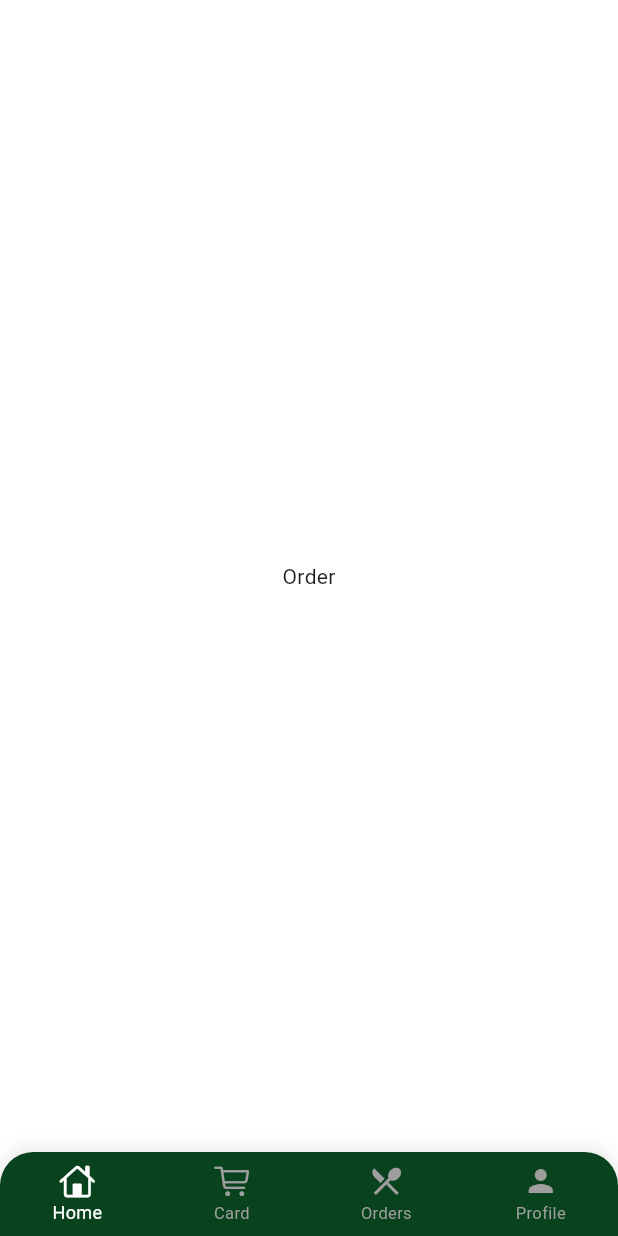
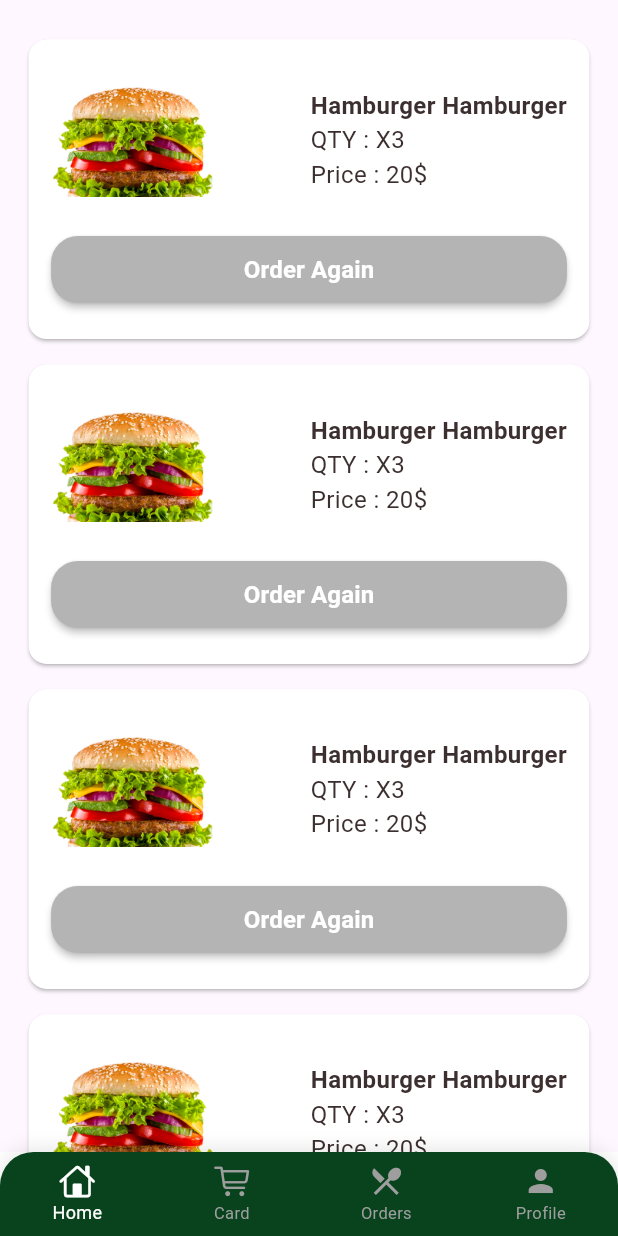
Before and after one commit to med-khelifi/hungry, a Flutter app: the screen it shows after launch, swiped to page 3, on a phone screen of 412 x 824 dp. Run offline on Flutter 3.47's test engine with Material 3 defaults, Android fonts, the phone set to English and light mode, and no system bars; our stand-ins replace flutter_screenutil, flutter_svg, gap.

Commit message:
design order history

```diff
--- a/lib/core/constants/app_colors.dart
+++ b/lib/core/constants/app_colors.dart
@@ -6,4 +6,5 @@ class AppColors {
   static Color redColor = Color(0xffff0000);
   static Color secondColor = Color(0xff3C2F2F);
   static Color sliderInactive = Color(0xffddd8d2);
+  static Color greyColor = Color(0xffb4b4b4);
 }
--- a/lib/features/home/views/home_view.dart
+++ b/lib/features/home/views/home_view.dart
@@ -63,7 +63,7 @@ class _HomeViewState extends State<HomeView> {
                   ),
                 ),
               ),
-              SliverGap(10.h),
+              SliverGap(15.h),
               SliverPadding(
                 padding: EdgeInsets.symmetric(horizontal: 15.w),
                 sliver: SliverGrid(
--- a/lib/features/home/widgets/search_box_header.dart
+++ b/lib/features/home/widgets/search_box_header.dart
@@ -9,7 +9,7 @@ class SearchBoxHeader extends StatelessWidget {
   @override
   Widget build(BuildContext context) {
     return Material(
-      elevation: 5,
+      elevation: 5.h,
       borderRadius: BorderRadius.circular(20.r),
       child: TextField(
         decoration: InputDecoration(
--- a/lib/features/orderHistory/views/order_history_view.dart
+++ b/lib/features/orderHistory/views/order_history_view.dart
@@ -1,10 +1,22 @@
 import 'package:flutter/material.dart';
+import 'package:flutter_screenutil/flutter_screenutil.dart';
+import 'package:gap/gap.dart';
+import 'package:hungry/features/orderHistory/widgets/item_history_card.dart';
 
 class OrderHistoryView extends StatelessWidget {
   const OrderHistoryView({super.key});
 
   @override
   Widget build(BuildContext context) {
-    return const Center(child: Text("Order"));
+    return Scaffold(
+      body: SafeArea(
+        child: ListView.separated(
+          padding: EdgeInsets.symmetric(horizontal: 15.w, vertical: 25.h),
+          itemBuilder: (context, index) => ItemHistoryCard(),
+          separatorBuilder: (context, index) => Gap(10.h),
+          itemCount: 10,
+        ),
+      ),
+    );
   }
 }
--- /dev/null
+++ b/lib/features/orderHistory/widgets/item_history_card.dart
@@ -0,0 +1,62 @@
+import 'package:flutter/material.dart';
+import 'package:flutter_screenutil/flutter_screenutil.dart';
+import 'package:gap/gap.dart';
+import 'package:hungry/core/constants/app_assets.dart';
+import 'package:hungry/core/constants/app_colors.dart';
+import 'package:hungry/shared/custom_button.dart';
+import 'package:hungry/shared/custom_text.dart';
+
+class ItemHistoryCard extends StatelessWidget {
+  const ItemHistoryCard({super.key});
+
+  @override
+  Widget build(BuildContext context) {
+    return Card(
+      color: AppColors.whiteColor,
+      child: Padding(
+        padding: EdgeInsets.symmetric(horizontal: 15.w, vertical: 25.h),
+        child: Column(
+          children: [
+            Row(
+              mainAxisAlignment: MainAxisAlignment.spaceBetween,
+              children: [
+                Image.asset(AppAssets.splash, width: 110.w, height: 100.h),
+                Column(
+                  crossAxisAlignment: CrossAxisAlignment.start,
+                  children: [
+                    CustomText(
+                      text: "Hamburger Hamburger",
+                      color: AppColors.secondColor,
+                      fontSize: 16.sp,
+                      fontWeight: FontWeight.w600,
+                    ),
+                    CustomText(
+                      text: "QTY : X3",
+                      color: AppColors.secondColor,
+                      fontSize: 16.sp,
+                      fontWeight: FontWeight.w400,
+                    ),
+                    CustomText(
+                      text: "Price : 20\$",
+                      color: AppColors.secondColor,
+                      fontSize: 16.sp,
+                      fontWeight: FontWeight.w400,
+                    ),
+                  ],
+                ),
+              ],
+            ),
+            Gap(20.h),
+            CustomButton(
+              text: "Order Again",
+              height: 50.h,
+              width: double.infinity,
+              onPressed: () {},
+              color: AppColors.greyColor,
+            ),
+          ],
+        ),
+      ),
+    );
+  }
+}
--- a/lib/shared/custom_button.dart
+++ b/lib/shared/custom_button.dart
@@ -12,6 +12,7 @@ class CustomButton extends StatelessWidget {
   final double? fontSize;
   final FontWeight? fontWeight;
   final Color? color;
+  final Color? textColor;
 
   const CustomButton({
     super.key,
@@ -22,6 +23,7 @@ class CustomButton extends StatelessWidget {
     this.fontSize,
     this.fontWeight,
     this.color,
+    this.textColor,
     this.borderRadius,
   });
 
@@ -29,7 +31,7 @@ class CustomButton extends StatelessWidget {
   Widget build(BuildContext context) {
     return MaterialButton(
       height: height ?? 70.h,
-      color: AppColors.primaryColor,
+      color: color ?? AppColors.primaryColor,
       minWidth: width ?? 200.w,
       onPressed: onPressed,
       shape: RoundedRectangleBorder(
@@ -39,7 +41,7 @@ class CustomButton extends StatelessWidget {
         text: text,
         fontSize: fontSize ?? 16.sp,
         fontWeight: fontWeight ?? FontWeight.w600,
-        color: color ?? AppColors.whiteColor,
+        color: textColor ?? AppColors.whiteColor,
       ),
     );
   }
```
Also changed, not shown: lib/features/cart/views/card_view.dart (+28 -2 lines), lib/features/cart/widgets/cart_item.dart (+16 -5 lines).
